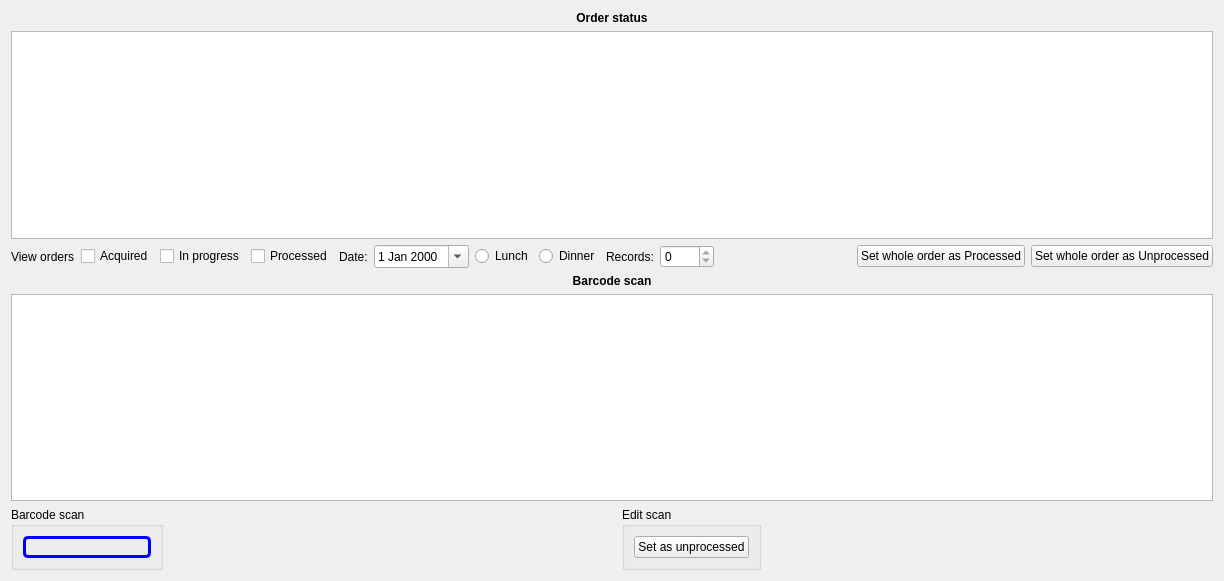
paolodestefani/pySagra, file App/Ui/OrderProgressWidget.ui: the form before one commit.
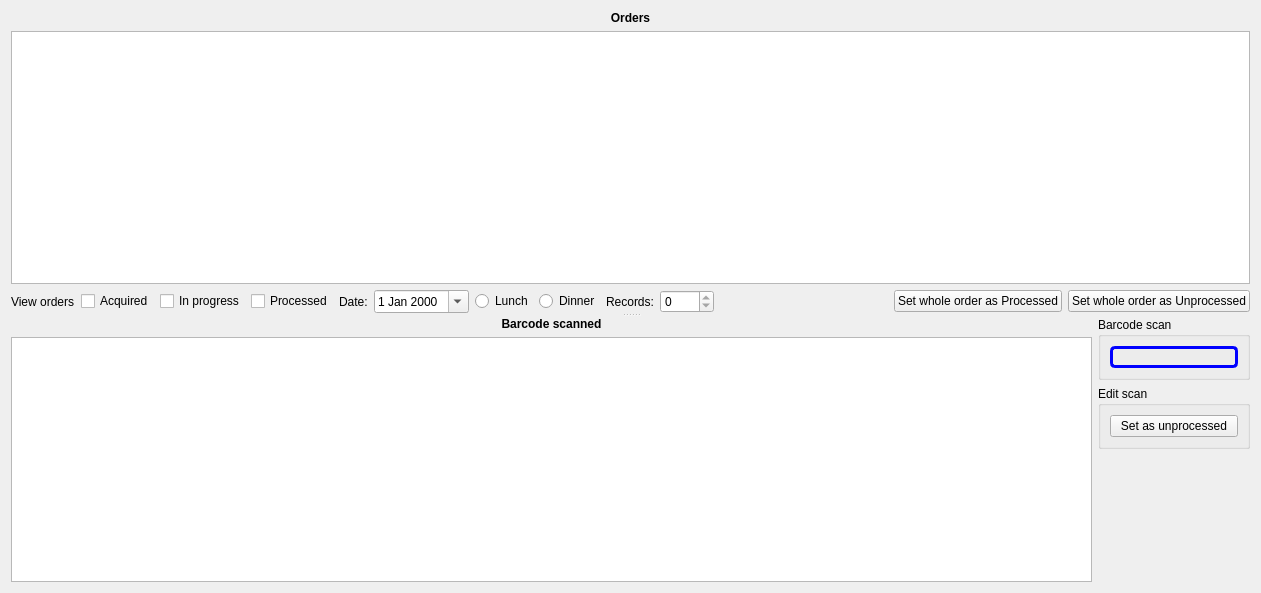
The form after the commit. Custom widgets are drawn as their Qt base class.

The edit to the form file:
```diff
--- a/App/Ui/OrderProgressWidget.ui
+++ b/App/Ui/OrderProgressWidget.ui
@@ -6,14 +6,21 @@
    <rect>
     <x>0</x>
     <y>0</y>
-    <width>1224</width>
-    <height>581</height>
+    <width>1261</width>
+    <height>593</height>
    </rect>
   </property>
   <property name="windowTitle">
    <string>Order Progress</string>
   </property>
-  <layout class="QVBoxLayout" name="verticalLayout">
+  <layout class="QVBoxLayout" name="verticalLayout_6">
+   <item>
+    <widget class="QSplitter" name="splitter">
+     <property name="orientation">
+      <enum>Qt::Orientation::Vertical</enum>
+     </property>
+     <widget class="QWidget" name="layoutWidget">
+      <layout class="QVBoxLayout" name="verticalLayout_4">
    <item>
     <widget class="QLabel" name="label_4">
      <property name="font">
@@ -22,7 +29,7 @@
       </font>
      </property>
      <property name="text">
-      <string>Order status</string>
+          <string>Orders</string>
      </property>
      <property name="alignment">
       <set>Qt::AlignmentFlag::AlignCenter</set>
@@ -145,6 +152,12 @@
      </item>
     </layout>
    </item>
+      </layout>
+     </widget>
+     <widget class="QWidget" name="layoutWidget">
+      <layout class="QHBoxLayout" name="horizontalLayout_2">
+       <item>
+        <layout class="QVBoxLayout" name="verticalLayout_5">
    <item>
     <widget class="QLabel" name="label_2">
      <property name="font">
@@ -153,7 +166,7 @@
       </font>
      </property>
      <property name="text">
-      <string>Barcode scan</string>
+            <string>Barcode scanned</string>
      </property>
      <property name="alignment">
       <set>Qt::AlignmentFlag::AlignCenter</set>
@@ -163,14 +176,16 @@
    <item>
     <widget class="QTableWidget" name="tableWidgetScans"/>
    </item>
+        </layout>
+       </item>
    <item>
-    <layout class="QHBoxLayout" name="horizontalLayout_3" stretch="0,0,0,0">
+        <layout class="QVBoxLayout" name="verticalLayout_3">
      <item>
       <widget class="QGroupBox" name="groupBox">
        <property name="title">
         <string>Barcode scan</string>
        </property>
-       <layout class="QVBoxLayout" name="verticalLayout_2">
+           <layout class="QVBoxLayout" name="verticalLayout">
         <item>
          <widget class="QLineEdit" name="lineEditBarcode">
           <property name="sizePolicy">
@@ -209,25 +224,12 @@
        </layout>
       </widget>
      </item>
-     <item>
-      <spacer name="horizontalSpacer_3">
-       <property name="orientation">
-        <enum>Qt::Orientation::Horizontal</enum>
-       </property>
-       <property name="sizeHint" stdset="0">
-        <size>
-         <width>40</width>
-         <height>20</height>
-        </size>
-       </property>
-      </spacer>
-     </item>
      <item>
       <widget class="QGroupBox" name="groupBox_2">
        <property name="title">
         <string>Edit scan</string>
        </property>
-       <layout class="QVBoxLayout" name="verticalLayout_3">
+           <layout class="QVBoxLayout" name="verticalLayout_2">
         <item>
          <widget class="QPushButton" name="pushButtonSetUnprocessed">
           <property name="text">
@@ -239,19 +241,23 @@
       </widget>
      </item>
      <item>
-      <spacer name="horizontalSpacer_2">
+          <spacer name="verticalSpacer">
        <property name="orientation">
-        <enum>Qt::Orientation::Horizontal</enum>
+            <enum>Qt::Orientation::Vertical</enum>
        </property>
        <property name="sizeHint" stdset="0">
         <size>
-         <width>40</width>
-         <height>20</height>
+             <width>20</width>
+             <height>40</height>
         </size>
        </property>
       </spacer>
      </item>
     </layout>
+       </item>
+      </layout>
+     </widget>
+    </widget>
    </item>
   </layout>
  </widget>
```
Lines whose indentation alone changed are shown as unchanged.
